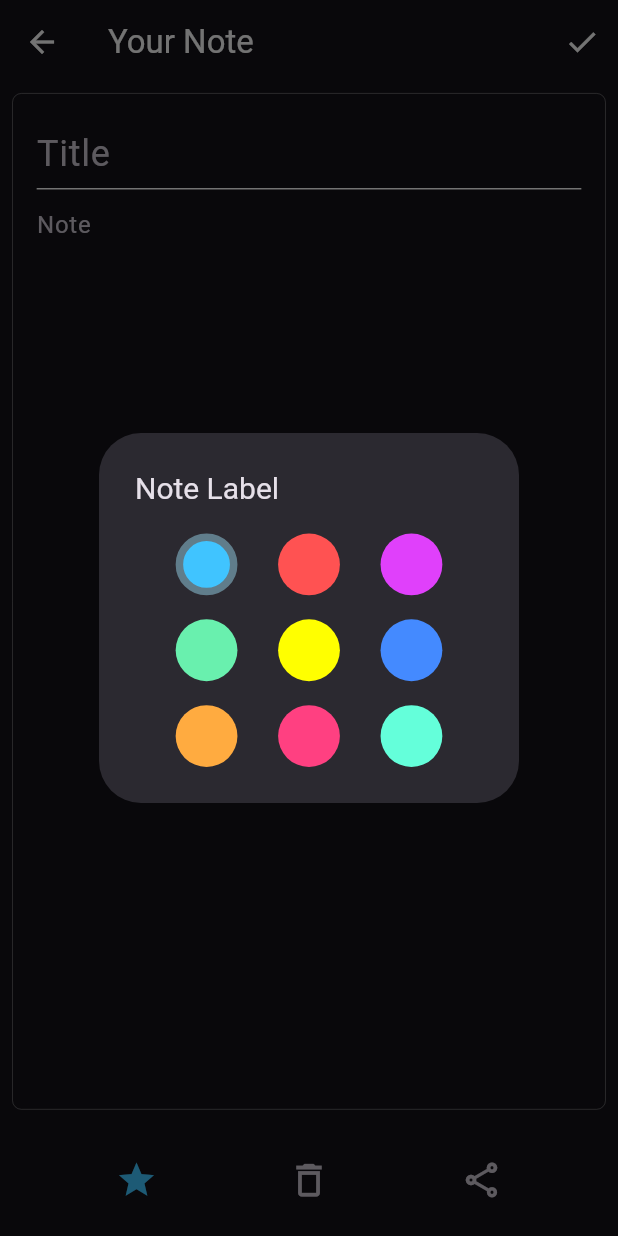
After one commit to QDuyPhan/Notes_App, a Flutter app: the NoteScreen screen opened directly, after a tap on the "star" icon, on a phone screen of 412 x 824 dp. The commit adds this screen. Run offline on Flutter 3.47's test engine with Material 3 defaults, Android fonts, the phone set to English and light mode, and no system bars; our stand-ins replace cloud_firestore, firebase_auth, firebase_core, share_plus, shared_preferences, sqflite; accounts and stored records are empty.

Commit message:
feat: Add navigation drawer, note creation, and note editing
This commit introduces several new features and improvements to the application:

-   **DevTools Configuration:**
    -   Added `devtools_options.yaml` to store settings for Dart & Flutter DevTools.
-   **Navigation Drawer:**
    -   Created `HomeNavDrawer` widget for a navigation drawer.
    -   Implemented a dark mode toggle within the drawer.
    -   Added `AboutSection` widget as a placeholder within the drawer.
-   **Note Management:**
    -   Created `NoteBox` widget to display individual notes.
    -   Implemented a `LabelSelectorDialog` to set note labels.
    -   Created `NoteWritingSection` for creating and editing note content.
    -   Added a note creation button to the home screen.
    -   Added note view screen for creating and editing note content.
-   **Search functionality:**
    -   Rename `NoteSearchClass` to `note_search_class`.
-   **Home Screen:**
    -   Implemented note display in a grid layout.
    -   Added a floating action button for note creation.
    -   Added navigation to the note view from the home screen.
    -   Added UI for empty notes view on the home screen.
- **Other:**
    -   Refactored code, created new widgets.
    -   Updated constants.
    -   Update menu button to open navigation drawer.

```diff
--- /dev/null
+++ b/notes_app/devtools_options.yaml
@@ -0,0 +1,3 @@
+description: This file stores settings for Dart & Flutter DevTools.
+documentation: https://docs.flutter.dev/tools/devtools/extensions#configure-extension-enablement-states
+extensions:
--- /dev/null
+++ b/notes_app/lib/screens/note_screen.dart
@@ -0,0 +1,234 @@
+import 'package:flutter/material.dart';
+import 'package:notes_app/app_state/app_state.dart';
+import 'package:notes_app/ultils/constants.dart';
+import 'package:notes_app/widgets/label_selector_dialog.dart';
+import 'package:notes_app/widgets/note_writing_section.dart';
+import 'package:provider/provider.dart';
+import 'package:share_plus/share_plus.dart';
+
+import '../models/note.dart';
+
+class NoteScreen extends StatefulWidget {
+  final int? noteIndex;
+
+  const NoteScreen({super.key, this.noteIndex});
+
+  @override
+  State<NoteScreen> createState() => _NoteScreenState();
+}
+
+class _NoteScreenState extends State<NoteScreen> {
+  late NoteModel _note;
+
+  @override
+  void didChangeDependencies() {
+    super.didChangeDependencies();
+    if (widget.noteIndex != null) {
+      _note = NoteModel(
+        noteTitle:
+            Provider.of<AppState>(
+              context,
+            ).notesModel.getNote(widget.noteIndex!).noteTitle,
+        noteContent:
+            Provider.of<AppState>(
+              context,
+            ).notesModel.getNote(widget.noteIndex!).noteContent,
+        noteLabel:
+            Provider.of<AppState>(
+              context,
+            ).notesModel.getNote(widget.noteIndex!).noteLabel,
+        id:
+            Provider.of<AppState>(
+              context,
+            ).notesModel.getNote(widget.noteIndex!).id,
+      );
+    } else {
+      _note = NoteModel(noteContent: "");
+    }
+  }
+
+  void editNoteTitle(String newTitle) {
+    _note.noteTitle = newTitle;
+  }
+
+  void editNoteContent(String newContent) {
+    _note.noteContent = newContent;
+  }
+
+  @override
+  Widget build(BuildContext context) {
+    double height = MediaQuery.of(context).size.height;
+    double width = MediaQuery.of(context).size.width;
+
+    return Consumer<AppState>(
+      builder:
+          (context, appState, child) => Scaffold(
+            appBar: AppBar(
+              leading: BackButton(
+                color:
+                    appState.isDarkTheme ? LIGHT_THEME_COLOR : DARK_THEME_COLOR,
+              ),
+              elevation: 0,
+              title: Text(
+                "Your Note",
+                style: TextStyle(
+                  color:
+                      appState.isDarkTheme
+                          ? LIGHT_THEME_COLOR
+                          : DARK_THEME_COLOR,
+                ),
+              ),
+              actions: [
+                IconButton(
+                  onPressed: () {
+                    if (_note.noteContent != "") {
+                      appState.saveNote(_note, widget.noteIndex);
+                      Navigator.pop(context);
+                    } else {
+                      ScaffoldMessenger.of(context).showSnackBar(
+                        SnackBar(
+                          content: Text(
+                            "Please enter some content for the note",
+                          ),
+                        ),
+                      );
+                    }
+                  },
+                  icon: Icon(
+                    Icons.check,
+                    color:
+                        appState.isDarkTheme
+                            ? LIGHT_THEME_COLOR
+                            : DARK_THEME_COLOR,
+                  ),
+                ),
+              ],
+            ),
+            body: Hero(
+              tag:
+                  widget.noteIndex != null
+                      ? 'note_box_${widget.noteIndex}'
+                      : 'note_box',
+              child: SafeArea(
+                child: SingleChildScrollView(
+                  child: ConstrainedBox(
+                    constraints: BoxConstraints(
+                      minHeight:
+                          height -
+                          (MediaQuery.of(context).padding.top + kToolbarHeight),
+                    ),
+                    child: IntrinsicHeight(
+                      child: Column(
+                        mainAxisAlignment: MainAxisAlignment.spaceBetween,
+                        children: [
+                          Expanded(
+                            child: Container(
+                              padding: EdgeInsets.symmetric(
+                                horizontal: height * 0.01,
+                                vertical: width * 0.015,
+                              ),
+                              child: NoteWritingSection(
+                                startingTitle: _note.noteTitle,
+                                startingContent: _note.noteContent,
+                                editNoteTitleCallback: editNoteTitle,
+                                editNoteContentCallback: editNoteContent,
+                              ),
+                            ),
+                          ),
+                          SizedBox(height: 4),
+                          BottomNoteOptions(
+                            hight: height,
+                            width: width,
+                            note: _note,
+                            deleteNoteCallback: () {
+                              if (widget.noteIndex != null) {
+                                appState.deleteNote(_note);
+                                Navigator.pop(context);
+                              }
+                            },
+                          ),
+                        ],
+                      ),
+                    ),
+                  ),
+                ),
+              ),
+            ),
+          ),
+    );
+  }
+}
+
+class BottomNoteOptions extends StatefulWidget {
+  NoteModel note;
+  final Function? deleteNoteCallback;
+  final double hight;
+  final double width;
+
+  BottomNoteOptions({
+    required this.note,
+    required this.deleteNoteCallback,
+    required this.hight,
+    required this.width,
+  });
+
+  @override
+  State<StatefulWidget> createState() => _BottomNoteOptionsState();
+}
+
+class _BottomNoteOptionsState extends State<BottomNoteOptions> {
+  void changeLabelCallback(int newLabel) {
+    setState(() {
+      widget.note.noteLabel = newLabel;
+    });
+  }
+
+  @override
+  Widget build(BuildContext context) {
+    return Container(
+      height: widget.hight * 0.09,
+      child: Row(
+        mainAxisAlignment: MainAxisAlignment.spaceEvenly,
+        children: [
+          IconButton(
+            onPressed: () {
+              showDialog(
+                context: context,
+                builder:
+                    (context) => LabelSelectorDialog(
+                      selectedLabel: widget.note.noteLabel,
+                      width: widget.width,
+                      changeLabelCallback: changeLabelCallback,
+                    ),
+              );
+            },
+            icon: Icon(Icons.star, color: LABEL_COLOR[widget.note.noteLabel]),
+            iconSize: 28,
+          ),
+          IconButton(
+            onPressed: () {
+              this.widget.deleteNoteCallback?.call();
+            },
+            icon: Icon(Icons.delete_outline),
+            iconSize: 29,
+          ),
+          IconButton(
+            onPressed: () {
+              if (widget.note.noteContent.isEmpty) {
+                ScaffoldMessenger.of(context).showSnackBar(
+                  SnackBar(
+                    content: Text("There is no content in the note to share"),
+                  ),
+                );
+              } else {
+                Share.share(widget.note.noteContent);
+              }
+            },
+            icon: Icon(Icons.share_outlined),
+            iconSize: 28,
+          ),
+        ],
+      ),
+    );
+  }
+}
--- a/notes_app/lib/ultils/constants.dart
+++ b/notes_app/lib/ultils/constants.dart
@@ -1,7 +1,7 @@
 import 'package:flutter/material.dart';
 
 const SURFACE_COLOR_DARK = Color(0xFF1F1F1F);
-const PURPLE_COLOR = Color(0xFFBB86FC);
+const BLUE_COLOR = Color(0xFF007EA7);
 
 const DARK_THEME_COLOR = Color(0xFF2E2E2E);
 const LIGHT_THEME_COLOR = Color(0xFFFAFAFA);
@@ -58,7 +58,7 @@ const INPUT_FIELD_DECORATION = InputDecoration(
     borderSide: BorderSide(color: Colors.redAccent),
   ),
   focusedBorder: OutlineInputBorder(
-    borderSide: BorderSide(color: PURPLE_COLOR),
+    borderSide: BorderSide(color: BLUE_COLOR),
     gapPadding: 4,
   ),
   focusedErrorBorder: OutlineInputBorder(
--- a/notes_app/lib/widgets/floating_search_bar.dart
+++ b/notes_app/lib/widgets/floating_search_bar.dart
@@ -1,6 +1,6 @@
 import 'package:flutter/material.dart';
 import 'package:notes_app/app_state/app_state.dart';
-import 'package:notes_app/search_delegate/NoteSearchClass.dart';
+import 'package:notes_app/search_delegate/note_search_class.dart';
 import 'package:provider/provider.dart';
 
 import '../ultils/constants.dart';
@@ -34,7 +34,7 @@ class FloatingSearchBar extends StatelessWidget {
                   children: [
                     GestureDetector(
                       onTap: () {
-                        print("Open Drawer");
+                       _scaffoldKey.currentState!.openDrawer();
                       },
                       child: Icon(Icons.menu, size: ICON_SIZE),
                     ),
--- /dev/null
+++ b/notes_app/lib/widgets/label_selector_dialog.dart
@@ -0,0 +1,135 @@
+import 'package:flutter/material.dart';
+
+import '../ultils/constants.dart';
+
+class LabelSelectorDialog extends StatelessWidget {
+  final double width;
+  int selectedLabel;
+  final Function changeLabelCallback;
+
+  LabelSelectorDialog({
+    required this.width,
+    required this.selectedLabel,
+    required this.changeLabelCallback,
+  });
+
+  @override
+  Widget build(BuildContext context) {
+    return AlertDialog(
+      title: Text("Note Label", style: TextStyle(fontSize: 20)),
+      content: Column(
+        mainAxisSize: MainAxisSize.min,
+        crossAxisAlignment: CrossAxisAlignment.center,
+        mainAxisAlignment: MainAxisAlignment.spaceAround,
+        children: [
+          Row(
+            mainAxisAlignment: MainAxisAlignment.spaceEvenly,
+            children: [
+              ColoredLabelWidget(
+                callbackFunction: changeLabelCallback,
+                labelCallbackIndex: 0,
+                labelColor: LABEL_COLOR[0]!,
+                showBorder: selectedLabel == 0 ? true : false,
+              ),
+              ColoredLabelWidget(
+                callbackFunction: changeLabelCallback,
+                labelCallbackIndex: 1,
+                labelColor: LABEL_COLOR[1]!,
+                showBorder: selectedLabel == 1 ? true : false,
+              ),
+              ColoredLabelWidget(
+                callbackFunction: changeLabelCallback,
+                labelCallbackIndex: 2,
+                labelColor: LABEL_COLOR[2]!,
+                showBorder: selectedLabel == 2 ? true : false,
+              ),
+            ],
+          ),
+          SizedBox(height: 16),
+          Row(
+            mainAxisAlignment: MainAxisAlignment.spaceEvenly,
+            children: [
+              ColoredLabelWidget(
+                callbackFunction: changeLabelCallback,
+                labelCallbackIndex: 3,
+                labelColor: LABEL_COLOR[3]!,
+                showBorder: selectedLabel == 3 ? true : false,
+              ),
+              ColoredLabelWidget(
+                callbackFunction: changeLabelCallback,
+                labelCallbackIndex: 4,
+                labelColor: LABEL_COLOR[4]!,
+                showBorder: selectedLabel == 4 ? true : false,
+              ),
+              ColoredLabelWidget(
+                callbackFunction: changeLabelCallback,
+                labelCallbackIndex: 5,
+                labelColor: LABEL_COLOR[5]!,
+                showBorder: selectedLabel == 5 ? true : false,
+              ),
+            ],
+          ),
+          SizedBox(height: 16),
+          Row(
+            mainAxisAlignment: MainAxisAlignment.spaceEvenly,
+            children: [
+              ColoredLabelWidget(
+                callbackFunction: changeLabelCallback,
+                labelCallbackIndex: 6,
+                labelColor: LABEL_COLOR[6]!,
+                showBorder: selectedLabel == 6 ? true : false,
+              ),
+              ColoredLabelWidget(
+                callbackFunction: changeLabelCallback,
+                labelCallbackIndex: 7,
+                labelColor: LABEL_COLOR[7]!,
+                showBorder: selectedLabel == 7 ? true : false,
+              ),
+              ColoredLabelWidget(
+                callbackFunction: changeLabelCallback,
+                labelCallbackIndex: 8,
+                labelColor: LABEL_COLOR[8]!,
+                showBorder: selectedLabel == 8 ? true : false,
+              ),
+            ],
+          ),
+        ],
+      ),
+    );
+  }
+}
+
+class ColoredLabelWidget extends StatelessWidget {
+  final Function callbackFunction;
+  final Color labelColor;
+  final int labelCallbackIndex;
+  final bool showBorder;
+
+  const ColoredLabelWidget({
+    required this.callbackFunction,
+    required this.labelColor,
+    required this.labelCallbackIndex,
+    required this.showBorder,
+  });
+
+  @override
+  Widget build(BuildContext context) {
+    final double width = MediaQuery.of(context).size.width;
+    return InkWell(
+      onTap: () {
+        callbackFunction(labelCallbackIndex);
+        Navigator.pop(context);
+      },
+      child: Container(
+        height: width * 0.1,
+        width: width * 0.1,
+        decoration: BoxDecoration(
+          color: labelColor,
+          borderRadius: BorderRadius.circular(width),
+          border:
+              showBorder ? Border.all(color: Colors.blueGrey, width: 5) : null,
+        ),
+      ),
+    );
+  }
+}
--- /dev/null
+++ b/notes_app/lib/widgets/note_writing_section.dart
@@ -0,0 +1,111 @@
+import 'package:flutter/material.dart';
+import 'package:provider/provider.dart';
+
+import '../app_state/app_state.dart';
+import '../ultils/constants.dart';
+
+class NoteWritingSection extends StatefulWidget {
+  String? startingTitle;
+  String? startingContent;
+  Function? editNoteTitleCallback;
+  Function? editNoteContentCallback;
+
+  NoteWritingSection({
+    super.key,
+    this.startingTitle,
+    this.startingContent,
+    this.editNoteTitleCallback,
+    this.editNoteContentCallback,
+  });
+
+  @override
+  State<NoteWritingSection> createState() => _NoteWritingSectionState();
+}
+
+class _NoteWritingSectionState extends State<NoteWritingSection> {
+  final TextEditingController _titleController = TextEditingController();
+  final TextEditingController _contentController = TextEditingController();
+
+  @override
+  void initState() {
+    super.initState();
+    _titleController.text = widget.startingTitle ?? "";
+    _contentController.text = widget.startingContent ?? "";
+  }
+
+  @override
+  Widget build(BuildContext context) {
+    return Consumer<AppState>(
+      builder:
+          (context, appState, child) => Container(
+            padding: EdgeInsets.symmetric(vertical: 16, horizontal: 16),
+            decoration: BoxDecoration(
+              border: Border.all(
+                width: 0.2,
+                color:
+                    appState.isDarkTheme ? LIGHT_THEME_COLOR : DARK_THEME_COLOR,
+              ),
+              borderRadius: BorderRadius.circular(6),
+            ),
+            child: Column(
+              children: [
+                TextField(
+                  controller: _titleController,
+                  decoration: InputDecoration(
+                    enabledBorder: UnderlineInputBorder(
+                      borderSide: BorderSide(
+                        color:
+                            appState.isDarkTheme
+                                ? LIGHT_THEME_COLOR
+                                : DARK_THEME_COLOR,
+                      ),
+                    ),
+                    focusedBorder: UnderlineInputBorder(
+                      borderSide: BorderSide(
+                        color:
+                            appState.isDarkTheme
+                                ? LIGHT_THEME_COLOR
+                                : DARK_THEME_COLOR,
+                      ),
+                    ),
+                    border: UnderlineInputBorder(
+                      borderSide: BorderSide(
+                        color:
+                            appState.isDarkTheme
+                                ? LIGHT_THEME_COLOR
+                                : DARK_THEME_COLOR,
+                      ),
+                    ),
+                    contentPadding: EdgeInsets.symmetric(
+                      vertical: 0,
+                      horizontal: 0,
+                    ),
+                    hintStyle: TextStyle(fontSize: 24),
+                    hintText: "Title",
+                  ),
+                  style: TextStyle(fontSize: 24),
+                  keyboardType: TextInputType.name,
+                  onChanged: (value) {
+                    widget.editNoteTitleCallback!(value);
+                  },
+                ),
+                Expanded(
+                  child: TextField(
+                    controller: _contentController,
+                    decoration: InputDecoration(
+                      border: InputBorder.none,
+                      hintText: "Note",
+                    ),
+                    maxLines: null,
+                    keyboardType: TextInputType.multiline,
+                    onChanged: (value) {
+                      widget.editNoteContentCallback!(value);
+                    },
+                  ),
+                ),
+              ],
+            ),
+          ),
+    );
+  }
+}
```
Also changed, not shown: notes_app/lib/screens/home_screen.dart (+73 -24 lines), notes_app/lib/widgets/about_section.dart (added, +10 -0 lines), notes_app/lib/widgets/home_nav_drawer.dart (added, +57 -0 lines), notes_app/lib/widgets/note_box.dart (added, +80 -0 lines), notes_app/lib/search_delegate/note_search_class.dart (renamed from notes_app/lib/search_delegate/NoteSearchClass.dart).
